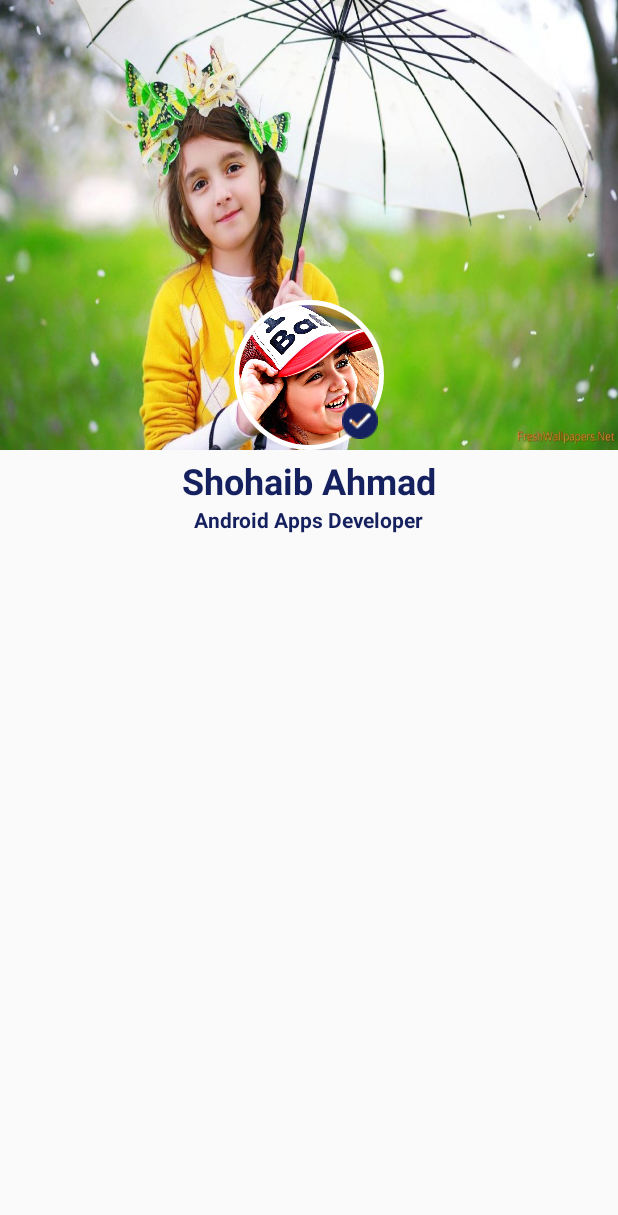
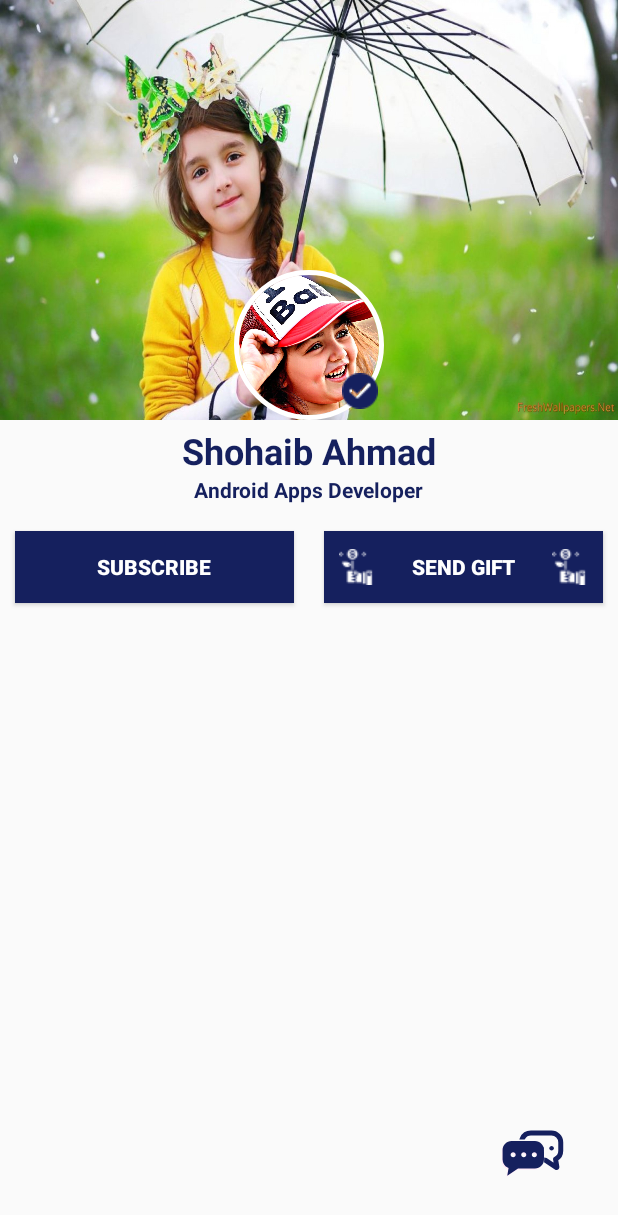
Before and after one commit to ShohaibAhmad/Demo-TodayValue, an Android app: the fragment ProfileFragment shown on its own in the app's theme, on a phone screen of 412 x 824 dp. Shown: the top 1215 px of the screen. Run offline under Robolectric (Android 15) with nearby library versions, the phone set to English and light mode, and no system bars; our stand-ins replace CircleImageView; plain views replace DiagonalLayout.

Commit message:
sTest Profile Working 2

```diff
--- a/app/build.gradle
+++ b/app/build.gradle
@@ -48,4 +48,8 @@ dependencies {
     //diagonal
     implementation 'com.github.florent37:diagonallayout:1.0.9'
 
+    //lottie
+    def lottieVersion = "3.4.0"
+    implementation "com.airbnb.android:lottie:4.0.0"
+
 }
--- a/app/src/main/res/layout/fragment_profile.xml
+++ b/app/src/main/res/layout/fragment_profile.xml
@@ -20,7 +20,7 @@
         <com.github.florent37.diagonallayout.DiagonalLayout
             android:id="@+id/diagonalLayout"
             android:layout_width="match_parent"
-            android:layout_height="300dp"
+            android:layout_height="280dp"
             android:elevation="30dp"
             diagonal:diagonal_angle="10"
             diagonal:diagonal_direction="left"
@@ -31,7 +31,7 @@
                 android:layout_width="wrap_content"
                 android:layout_height="wrap_content"
                 android:scaleType="fitXY"
-                android:src="@drawable/cover"/>
+                android:src="@drawable/cover" />
 
 
         </com.github.florent37.diagonallayout.DiagonalLayout>
@@ -40,11 +40,11 @@
 
     <de.hdodenhof.circleimageview.CircleImageView
         android:id="@+id/profile_image"
-        app:civ_border_color="@color/white"
-        app:civ_border_width="3dp"
         android:layout_width="100dp"
         android:layout_height="100dp"
         android:src="@drawable/profile"
+        app:civ_border_color="@color/white"
+        app:civ_border_width="3dp"
         diagonal:layout_constraintBottom_toBottomOf="@+id/linearLayout"
         diagonal:layout_constraintEnd_toEndOf="parent"
         diagonal:layout_constraintStart_toStartOf="@+id/linearLayout"
@@ -88,4 +88,54 @@
         app:layout_constraintStart_toStartOf="@+id/textView2"
         app:layout_constraintTop_toBottomOf="@+id/textView2" />
 
+    <com.airbnb.lottie.LottieAnimationView
+        android:id="@+id/animationView"
+        android:layout_width="50dp"
+        android:layout_height="50dp"
+        android:layout_marginEnd="32dp"
+        android:layout_marginBottom="32dp"
+        app:layout_constraintBottom_toBottomOf="parent"
+        app:layout_constraintEnd_toEndOf="parent"
+        app:lottie_autoPlay="true"
+        app:lottie_loop="true"
+        app:lottie_rawRes="@raw/message" />
+
+    <LinearLayout
+        android:layout_width="0dp"
+        android:layout_height="wrap_content"
+        android:layout_marginTop="8dp"
+        android:orientation="horizontal"
+        android:weightSum="2"
+        app:layout_constraintEnd_toEndOf="parent"
+        app:layout_constraintHorizontal_bias="0.5"
+        app:layout_constraintStart_toStartOf="parent"
+        app:layout_constraintTop_toBottomOf="@+id/textView3">
+
+        <Button
+            android:id="@+id/button2"
+            android:layout_width="match_parent"
+            android:layout_height="wrap_content"
+            android:layout_margin="10dp"
+            android:layout_weight="1"
+            android:background="@color/main_color"
+            android:padding="10dp"
+            android:text="Subscribe"
+            android:textColor="@color/white"
+            android:textStyle="bold" />
+
+        <Button
+            android:id="@+id/button3"
+            android:layout_width="match_parent"
+            android:layout_height="wrap_content"
+            android:layout_margin="10dp"
+            android:layout_weight="1"
+            android:background="@color/main_color"
+            android:drawableLeft="@drawable/coins"
+            android:drawableRight="@drawable/coins"
+            android:padding="10dp"
+            android:text="Send Gift"
+            android:textColor="@color/white"
+            android:textStyle="bold" />
+    </LinearLayout>
+
 </androidx.constraintlayout.widget.ConstraintLayout>
```
Also changed, not shown: app/src/main/java/com/promoteprovider/demotodayvalue/MainActivity.java (+10 -8 lines), app/src/main/res/layout/activity_main.xml (+34 -33 lines), app/src/main/res/raw/message.json (added, +1 -0 lines), app/src/main/res/drawable/coins.png (added).
